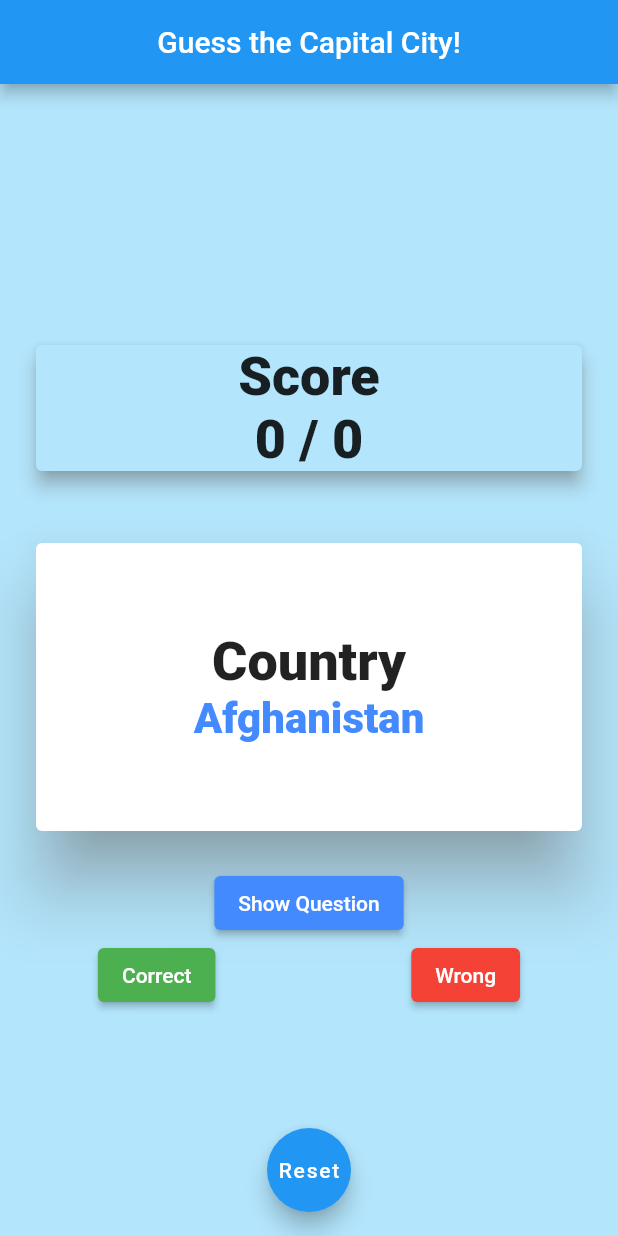
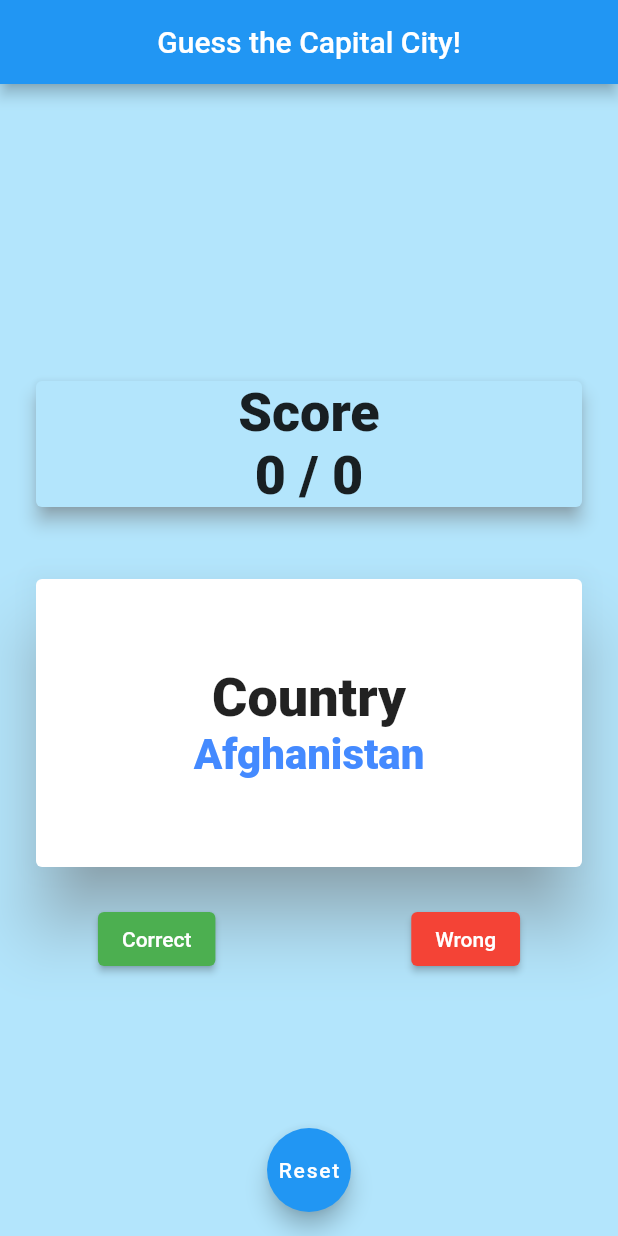
Before and after one commit to ashiqaliaslam/first-flutter-app-countries, a Flutter app: the screen it shows after launch, on a phone screen of 412 x 824 dp. Run offline on Flutter 3.47's test engine with Material 2 defaults, Android fonts, the phone set to English and light mode, and no system bars; our stand-ins replace rflutter_alert.

```diff
--- a/my_flutter_app/lib/custom_card.dart
+++ b/my_flutter_app/lib/custom_card.dart
@@ -8,6 +8,7 @@ class CustomCard extends StatelessWidget {
     this.backgroundColor,
     this.shadowColor,
     this.height,
+    this.onPress,
   });
 
   final double? elevation;
@@ -16,6 +17,7 @@ class CustomCard extends StatelessWidget {
   final double? height;
   final Color? backgroundColor;
   final Color? shadowColor;
+  final VoidCallback? onPress;
 
   @override
   Widget build(BuildContext context) {
@@ -24,6 +26,8 @@ class CustomCard extends StatelessWidget {
       padding: EdgeInsets.all(20),
       child: SizedBox(
         height: height,
+        child: GestureDetector(
+          onTap: onPress,
           child: Card(
             elevation: elevation,
             shadowColor: shadowColor,
@@ -37,6 +41,7 @@ class CustomCard extends StatelessWidget {
             ),
           ),
         ),
+      ),
     );
   }
 }
--- a/my_flutter_app/lib/main.dart
+++ b/my_flutter_app/lib/main.dart
@@ -16,7 +16,9 @@ void main() {
 class MyApp extends StatelessWidget {
   @override
   Widget build(BuildContext context) {
-    return MaterialApp(home: MyCountryApp());
+    return MaterialApp(
+      home: MyCountryApp(),
+    );
   }
 }
 
@@ -79,16 +81,17 @@ class _MyCountryAppState extends State<MyCountryApp> {
                   fontWeight: FontWeight.w900,
                   color: Colors.blueAccent),
             ),
+            onPress: handleShowAnswer,
           ),
-          SizedBox(
-            // width: 50,
-            child: Center(
-              child: CustomButton(
-                onPress: handleShowAnswer,
-                title: 'Show ${showAnswer ? 'Answer' : 'Question'}',
-              ),
-            ),
-          ),
+          // SizedBox(
+          //   // width: 50,
+          //   child: Center(
+          //     child: CustomButton(
+          //       onPress: handleShowAnswer,
+          //       title: 'Show ${showAnswer ? 'Answer' : 'Question'}',
+          //     ),
+          //   ),
+          // ),
           Row(
             mainAxisAlignment: MainAxisAlignment.spaceAround,
             children: [
```
Lines whose indentation alone changed are shown as unchanged.
